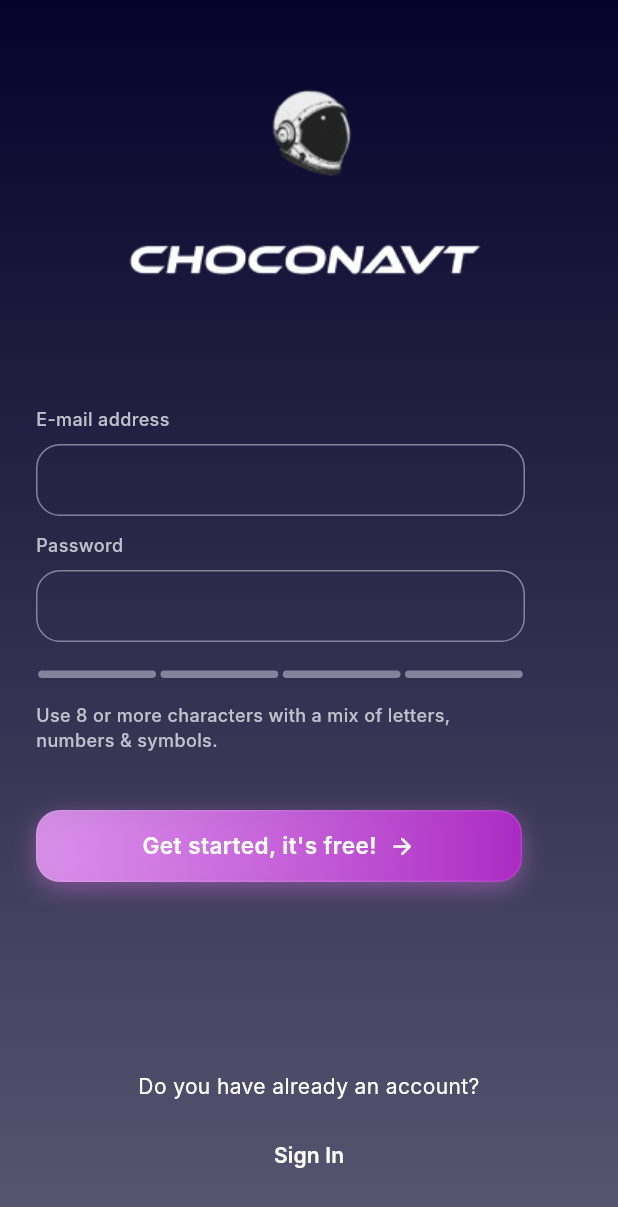
After one commit to StanK1/Food-Rating-App, a Flutter app: the SignUp1 screen opened by its route, after a tap on "Sign up with E-mail", on a phone screen of 412 x 824 dp. The commit adds this screen. Shown: the top 1207 px of the screen. Run offline on Flutter 3.47's test engine with Material 3 defaults, Android fonts, the phone set to English and light mode, and no system bars; our stand-ins replace shared_preferences; missing offline and left inert: flutter_barcode_scanner; accounts and stored records are empty; Roboto replaces fonts that are missing (Inter).

Commit message:
adding signup_pages

```diff
--- a/lib/main.dart
+++ b/lib/main.dart
@@ -1,5 +1,6 @@
 import 'package:flutter/material.dart';
 import 'screens/home_screen.dart';
+import 'screens/Register_screen.dart';
 
 void main() {
   runApp(const MyApp());
@@ -17,6 +18,9 @@ class MyApp extends StatelessWidget {
         visualDensity: VisualDensity.adaptivePlatformDensity,
       ),
       home: const HomeScreen(),
+      routes: {
+        '/register': (context) => const SignUp1(),
+      },
     );
   }
 }
--- /dev/null
+++ b/lib/screens/Register_screen.dart
@@ -0,0 +1,204 @@
+import 'package:flutter/material.dart';
+import 'signup_screen.dart';
+
+class RegisterScreen extends StatelessWidget {
+  const RegisterScreen({super.key});
+
+  @override
+  Widget build(BuildContext context) {
+    return const SingleChildScrollView(
+      child: Column(children: [
+        SignUp1(),
+      ]),
+    );
+  }
+}
+
+class FigmaToCodeApp extends StatelessWidget {
+  const FigmaToCodeApp({super.key});
+
+  @override
+  Widget build(BuildContext context) {
+    return MaterialApp(
+      theme: ThemeData.dark().copyWith(
+        scaffoldBackgroundColor: const Color.fromARGB(255, 18, 32, 47),
+      ),
+      home: const Scaffold(
+        body: SingleChildScrollView(
+          child: Column(children: [
+            SignUp1(),
+          ]),
+        ),
+      ),
+    );
+  }
+}
+
+class SignUp1 extends StatelessWidget {
+  const SignUp1({super.key});
+
+  @override
+  Widget build(BuildContext context) {
+    return SingleChildScrollView(
+      child: Container(
+        width: MediaQuery.of(context).size.width,
+        height: MediaQuery.of(context).size.height,
+        decoration: const BoxDecoration(
+          gradient: LinearGradient(
+            begin: Alignment(0.00, -1.00),
+            end: Alignment(0, 1),
+            colors: [Color(0xFF05032A), Color(0xFF353352), Color(0xFF585670)],
+          ),
+        ),
+        child: SafeArea(
+          child: Padding(
+            padding: const EdgeInsets.symmetric(horizontal: 25),
+            child: Column(
+              mainAxisAlignment: MainAxisAlignment.center,
+              children: [
+                // Logo placeholder
+                Container(
+                  width: 84,
+                  height: 81,
+                  margin: const EdgeInsets.only(bottom: 20),
+                  decoration: BoxDecoration(
+                    color: Colors.transparent,
+                    borderRadius: BorderRadius.circular(10),
+                  ),
+                  child: Image.asset(
+                    'assets/images/logo/astro.png',
+                    fit: BoxFit.contain,
+                  ),
+                ),
+
+                // App name image
+                Container(
+                  width: 243,
+                  height: 49,
+                  margin: const EdgeInsets.only(bottom: 40),
+                  child: Image.asset(
+                    'assets/images/logo/choconavttext.png',
+                    fit: BoxFit.contain,
+                  ),
+                ),
+
+                // Sign up with Apple button
+                _buildSignUpButton(
+                  icon: Icons.apple,
+                  text: 'Sign up with Apple',
+                  onPressed: () {},
+                  backgroundColor: Colors.black,
+                ),
+
+                const SizedBox(height: 16),
+
+                // Sign up with Google button
+                _buildSignUpButton(
+                  icon: Icons.g_mobiledata,
+                  text: 'Sign up with Google',
+                  onPressed: () {},
+                  backgroundColor: Colors.white,
+                  textColor: Colors.black,
+                  iconSize: 24,
+                ),
+
+                const SizedBox(height: 16),
+
+                // Sign up with Facebook button
+                _buildSignUpButton(
+                  icon: Icons.facebook,
+                  text: 'Sign up with Facebook',
+                  onPressed: () {},
+                  backgroundColor: const Color(0xFF1771E6),
+                ),
+
+                const SizedBox(height: 20),
+
+                // Or divider
+                const Text(
+                  'or',
+                  style: TextStyle(
+                    color: Colors.white,
+                    fontSize: 14,
+                    fontWeight: FontWeight.w600,
+                  ),
+                ),
+
+                const SizedBox(height: 20),
+
+                // Sign up with Email button
+                _buildSignUpButton(
+                  icon: Icons.email,
+                  text: 'Sign up with E-mail',
+                  onPressed: () {
+                    Navigator.push(
+                      context,
+                      MaterialPageRoute(builder: (context) => const SignUp2()),
+                    );
+                  },
+                  backgroundColor: Colors.white.withOpacity(0.1),
+                ),
+
+                const SizedBox(height: 24),
+
+                // Terms text
+                const Text(
+                  'By registering, you agree to our Terms of Use. Learn how we collect, use and share your data.',
+                  textAlign: TextAlign.center,
+                  style: TextStyle(
+                    color: Color(0xFF666680),
+                    fontSize: 12,
+                    fontWeight: FontWeight.w500,
+                  ),
+                ),
+              ],
+            ),
+          ),
+        ),
+      ),
+    );
+  }
+
+  Widget _buildSignUpButton({
+    required IconData icon,
+    required String text,
+    required VoidCallback onPressed,
+    Color? backgroundColor,
+    Color textColor = Colors.white,
+    double iconSize = 16,
+  }) {
+    return SizedBox(
+      width: double.infinity,
+      height: 48,
+      child: ElevatedButton(
+        onPressed: onPressed,
+        style: ElevatedButton.styleFrom(
+          padding: const EdgeInsets.symmetric(horizontal: 24),
+          shape: RoundedRectangleBorder(
+            borderRadius: BorderRadius.circular(999),
+            side: BorderSide(
+              color: Colors.white.withOpacity(0.15),
+              width: 1,
+            ),
+          ),
+          backgroundColor: backgroundColor ?? Colors.transparent,
+        ),
+        child: Row(
+          mainAxisAlignment: MainAxisAlignment.center,
+          children: [
+            Icon(icon, size: iconSize, color: textColor),
+            const SizedBox(width: 8),
+            Text(
+              text,
+              style: TextStyle(
+                color: textColor,
+                fontSize: 14,
+                fontWeight: FontWeight.w600,
+              ),
+            ),
+          ],
+        ),
+      ),
+    );
+  }
+}
--- a/lib/screens/home_screen.dart
+++ b/lib/screens/home_screen.dart
@@ -31,7 +31,8 @@ class HomeScreen extends StatelessWidget {
               onPressed: () {
                 Navigator.push(
                   context,
-                  MaterialPageRoute(builder: (context) => const ScanHistoryScreen()),
+                  MaterialPageRoute(
+                      builder: (context) => const ScanHistoryScreen()),
                 );
               },
               child: const Text('View Scanned Chocolates'),
@@ -41,10 +42,18 @@ class HomeScreen extends StatelessWidget {
               onPressed: () {
                 Navigator.push(
                   context,
-                  MaterialPageRoute(builder: (context) => const DailyChallengesScreen()),
+                  MaterialPageRoute(
+                      builder: (context) => const DailyChallengesScreen()),
                 );
               },
               child: const Text('Daily Challenges'),
+            ),
+            const SizedBox(height: 20),
+            ElevatedButton(
+              onPressed: () {
+                Navigator.pushNamed(context, '/register');
+              },
+              child: const Text('Go to Register'),
             ),
           ],
         ),
@@ -53,8 +62,10 @@ class HomeScreen extends StatelessWidget {
         onPressed: () {
           Navigator.of(context).push(
             PageRouteBuilder(
-              pageBuilder: (context, animation, secondaryAnimation) => const HomeMenuScreen(),
-              transitionsBuilder: (context, animation, secondaryAnimation, child) {
+              pageBuilder: (context, animation, secondaryAnimation) =>
+                  const HomeMenuScreen(),
+              transitionsBuilder:
+                  (context, animation, secondaryAnimation, child) {
                 const begin = 0.0;
                 const end = 1.0;
                 var tween = Tween(begin: begin, end: end);
--- /dev/null
+++ b/lib/screens/signup_screen.dart
@@ -0,0 +1,275 @@
+import 'package:flutter/material.dart';
+
+class SignUp2 extends StatelessWidget {
+  const SignUp2({super.key});
+
+  @override
+  Widget build(BuildContext context) {
+    return Scaffold(
+      body: SingleChildScrollView(
+        child: SizedBox(
+          width: MediaQuery.of(context).size.width,
+          height: MediaQuery.of(context).size.height,
+          child: Container(
+            decoration: const BoxDecoration(
+              gradient: LinearGradient(
+                begin: Alignment(0.00, -1.00),
+                end: Alignment(0, 1),
+                colors: [Color(0xFF05032A), Color(0xFF585670)],
+              ),
+            ),
+            child: SafeArea(
+              child: Stack(
+                alignment: Alignment.center,
+                children: [
+                  Positioned(
+                    top: 50,
+                    child: Container(
+                      width: 84,
+                      height: 81,
+                      margin: const EdgeInsets.only(bottom: 20),
+                      child: Image.asset(
+                        'assets/images/logo/astro.png',
+                        fit: BoxFit.contain,
+                      ),
+                    ),
+                  ),
+                  Positioned(
+                    top: 150,
+                    child: Container(
+                      width: 243,
+                      height: 49,
+                      margin: const EdgeInsets.only(bottom: 40),
+                      child: Image.asset(
+                        'assets/images/logo/choconavttext.png',
+                        fit: BoxFit.contain,
+                      ),
+                    ),
+                  ),
+                  Positioned(
+                    left: 24,
+                    top: 271,
+                    child: _buildInputField(
+                      label: 'E-mail address',
+                      width: 326,
+                    ),
+                  ),
+                  Positioned(
+                    left: 24,
+                    top: 355,
+                    child: _buildInputField(
+                      label: 'Password',
+                      width: 326,
+                      isPassword: true,
+                    ),
+                  ),
+                  Positioned(
+                    left: 24,
+                    top: 447,
+                    child: _buildPasswordStrengthIndicator(),
+                  ),
+                  const Positioned(
+                    left: 24,
+                    top: 468,
+                    child: SizedBox(
+                      width: 326,
+                      child: Text(
+                        'Use 8 or more characters with a mix of letters, numbers & symbols.',
+                        style: TextStyle(
+                          color: Color(0xFFC1C1CD),
+                          fontSize: 12,
+                          fontFamily: 'Inter',
+                          fontWeight: FontWeight.w500,
+                        ),
+                      ),
+                    ),
+                  ),
+                  Positioned(
+                    left: 24,
+                    top: 540,
+                    child: _buildGradientButton(
+                      text: 'Get started, it\'s free!',
+                      onPressed: () {},
+                    ),
+                  ),
+                  const Positioned(
+                    left: 0,
+                    right: 0,
+                    bottom: 30,
+                    child: _SignInSection(),
+                  ),
+                ],
+              ),
+            ),
+          ),
+        ),
+      ),
+    );
+  }
+
+  Widget _buildInputField({
+    required String label,
+    required double width,
+    bool isPassword = false,
+  }) {
+    return SizedBox(
+      width: width,
+      child: Column(
+        mainAxisSize: MainAxisSize.min,
+        crossAxisAlignment: CrossAxisAlignment.start,
+        children: [
+          Text(
+            label,
+            style: const TextStyle(
+              color: Color(0xFFC1C1CD),
+              fontSize: 12,
+              fontFamily: 'Inter',
+              fontWeight: FontWeight.w500,
+            ),
+          ),
+          const SizedBox(height: 8),
+          Container(
+            height: 48,
+            decoration: ShapeDecoration(
+              shape: RoundedRectangleBorder(
+                side: const BorderSide(width: 1, color: Color(0xFF83839C)),
+                borderRadius: BorderRadius.circular(16),
+              ),
+            ),
+            child: TextField(
+              obscureText: isPassword,
+              style: const TextStyle(color: Colors.white),
+              decoration: const InputDecoration(
+                border: InputBorder.none,
+                contentPadding: EdgeInsets.symmetric(horizontal: 16),
+              ),
+            ),
+          ),
+        ],
+      ),
+    );
+  }
+
+  Widget _buildPasswordStrengthIndicator() {
+    return SizedBox(
+      width: 326,
+      height: 5,
+      child: Row(
+        children: List.generate(
+          4,
+          (index) => Expanded(
+            child: Container(
+              margin: const EdgeInsets.symmetric(horizontal: 1.5),
+              decoration: ShapeDecoration(
+                color: const Color(0xFF83839C),
+                shape: RoundedRectangleBorder(
+                  borderRadius: BorderRadius.circular(9),
+                ),
+              ),
+            ),
+          ),
+        ),
+      ),
+    );
+  }
+
+  Widget _buildGradientButton({
+    required String text,
+    required VoidCallback onPressed,
+  }) {
+    return GestureDetector(
+      onTap: onPressed,
+      child: Container(
+        width: 324,
+        height: 48,
+        decoration: BoxDecoration(
+          gradient: LinearGradient(
+            begin: Alignment.centerLeft,
+            end: Alignment.centerRight,
+            colors: [
+              const Color(0xFFF09EFF).withOpacity(0.8),
+              const Color(0xFFAB2AC2),
+            ],
+          ),
+          borderRadius: BorderRadius.circular(16),
+          boxShadow: [
+            BoxShadow(
+              color: const Color(0xFFF09EFF).withOpacity(0.3),
+              blurRadius: 12,
+              offset: const Offset(0, 4),
+              spreadRadius: 0,
+            ),
+            BoxShadow(
+              color: const Color(0xFFAB2AC2).withOpacity(0.2),
+              blurRadius: 20,
+              offset: const Offset(0, 8),
+              spreadRadius: -5,
+            ),
+          ],
+          border: Border.all(
+            color: Colors.white.withOpacity(0.1),
+            width: 1,
+          ),
+        ),
+        child: Center(
+          child: Row(
+            mainAxisAlignment: MainAxisAlignment.center,
+            children: [
+              Text(
+                text,
+                style: const TextStyle(
+                  color: Colors.white,
+                  fontSize: 15,
+                  fontFamily: 'Inter',
+                  fontWeight: FontWeight.w600,
+                  letterSpacing: 0.3,
+                ),
+              ),
+              const SizedBox(width: 8),
+              const Icon(
+                Icons.arrow_forward_rounded,
+                color: Colors.white,
+                size: 18,
+              ),
+            ],
+          ),
+        ),
+      ),
+    );
+  }
+}
+
+class _SignInSection extends StatelessWidget {
+  const _SignInSection();
+
+  @override
+  Widget build(BuildContext context) {
+    return Column(
+      children: [
+        const Text(
+          'Do you have already an account?',
+          textAlign: TextAlign.center,
+          style: TextStyle(
+            color: Colors.white,
+            fontSize: 14,
+            fontFamily: 'Inter',
+            fontWeight: FontWeight.w400,
+          ),
+        ),
+        const SizedBox(height: 12),
+        TextButton(
+          onPressed: () {},
+          child: const Text(
+            'Sign In',
+            style: TextStyle(
+              color: Colors.white,
+              fontSize: 14,
+              fontFamily: 'Inter',
+              fontWeight: FontWeight.w600,
+            ),
+          ),
+        ),
+      ],
+    );
+  }
+}
--- a/pubspec.yaml
+++ b/pubspec.yaml
@@ -31,6 +31,7 @@ dependencies:
   flutter:
     sdk: flutter
   flutter_barcode_scanner: ^2.0.0
+  flutter_svg: ^2.0.17
   http: ^1.2.2
   provider: ^6.0.5
   shared_preferences: ^2.0.9
@@ -49,7 +50,7 @@ dev_dependencies:
   # activated in the `analysis_options.yaml` file located at the root of your
   # package. See that file for information about deactivating specific lint
   # rules and activating additional ones.
-  flutter_lints: ^4.0.0
+  flutter_lints: ^5.0.0
 
 # For information on the generic Dart part of this file, see the
 # following page: https://dart.dev/tools/pub/pubspec
@@ -65,6 +66,7 @@ flutter:
   # To add assets to your application, add an assets section, like this:
   assets:
     - assets/images/
+    - assets/images/logo/
 
   #   - images/a_dot_ham.jpeg
 
```
Also changed, not shown: assets/images/logo/astro.png (added), assets/images/logo/choconavttext.png (added), pubspec.lock, 5 other files.
